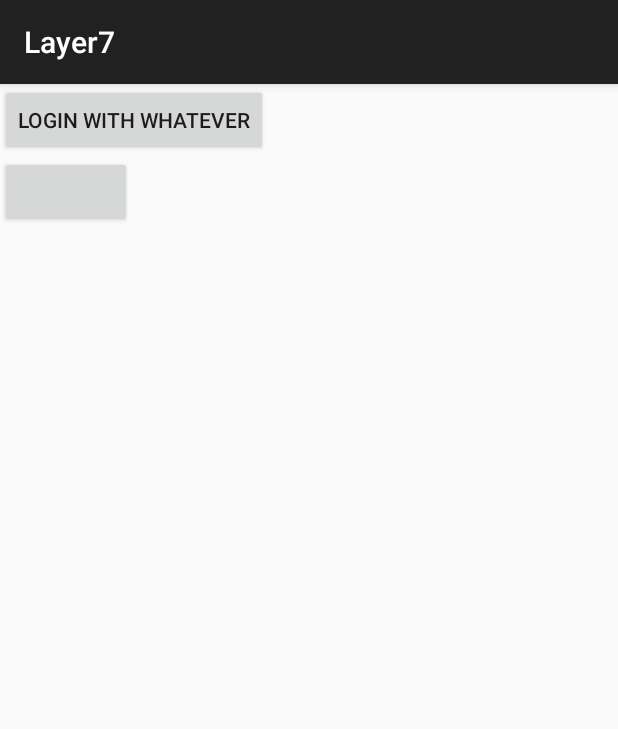
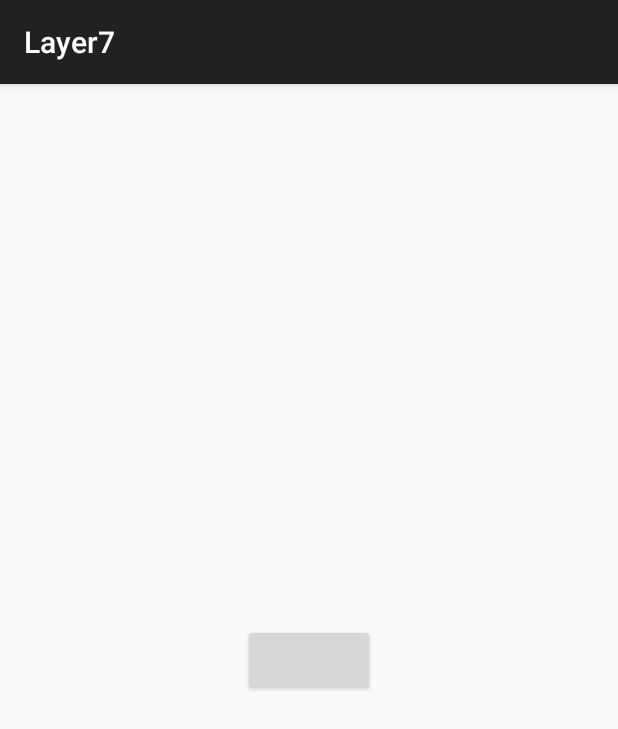
Before and after one commit to pichangetheworld/layer7-android, an Android app: the screen it shows after launch (LoginActivity), on a phone screen of 412 x 824 dp. Shown: the top 729 px of the screen. Run offline under Robolectric (Android 15) with nearby library versions, the phone set to English and light mode, and no system bars; libraries missing offline, so code that uses them is left out: com.twitter.sdk, io.fabric.sdk; plain views replace TwitterLoginButton; 4 statements that could not run were skipped.

Commit message:
Making the login process a little nicer

```diff
--- a/app/src/main/java/layer7/layer7/LoginActivity.java
+++ b/app/src/main/java/layer7/layer7/LoginActivity.java
@@ -39,6 +39,9 @@ public class LoginActivity extends AppCompatActivity {
             @Override
             public void success(Result<TwitterSession> result) {
                 // Do something with result, which provides a TwitterSession for making API calls
+                Intent i = new Intent(LoginActivity.this, MainActivity.class);
+                finish();
+                startActivity(i);
             }
 
             @Override
--- a/app/src/main/res/layout/activity_login.xml
+++ b/app/src/main/res/layout/activity_login.xml
@@ -1,12 +1,10 @@
 <?xml version="1.0" encoding="utf-8"?>
-<LinearLayout xmlns:android="http://schemas.android.com/apk/res/android"
-    android:orientation="vertical" android:layout_width="match_parent"
-    android:layout_height="match_parent">
-
-    <Button
-        android:layout_width="wrap_content"
-        android:layout_height="wrap_content"
-        android:text="Login with Whatever"/>
+<RelativeLayout
+    xmlns:android="http://schemas.android.com/apk/res/android"
+    xmlns:tools="http://schemas.android.com/tools"
+    android:layout_width="match_parent"
+    android:layout_height="match_parent"
+    tools:context=".LoginActivity">
 
     <com.twitter.sdk.android.core.identity.TwitterLoginButton
         android:id="@+id/twitter_login_button"
@@ -14,4 +12,4 @@
         android:layout_height="wrap_content"
         android:layout_centerInParent="true"/>
 
-</LinearLayout>
+</RelativeLayout>
```
